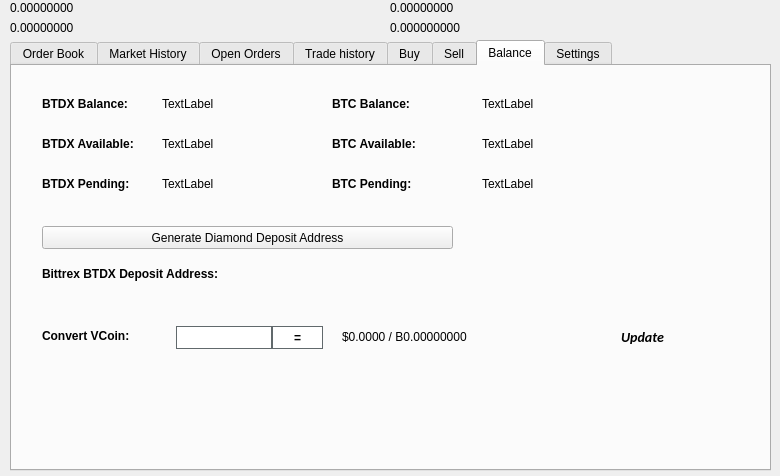
First picture: the form in src/qt/forms/tradingdialog.ui, repository LIMXTEC/Bitcloud, before the edit.
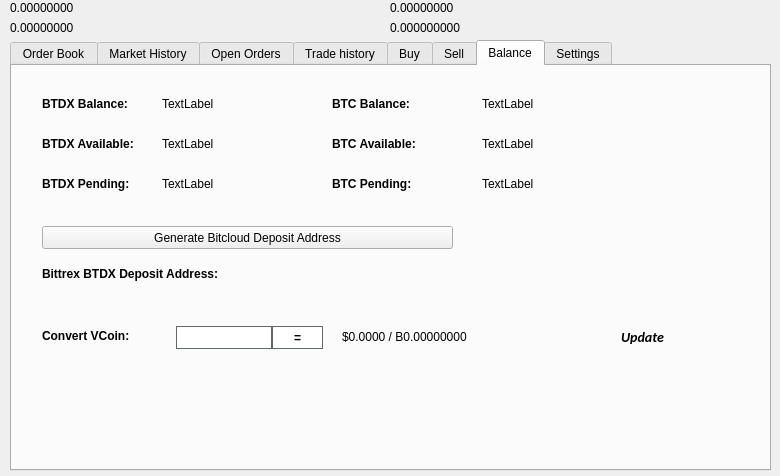
Second picture: the form after the edit. The open tabs and pages were chosen to show the change. Icons and pictures are not drawn.

Commit message: Change Strings to Bitcloud

The edit to the form file:
```diff
--- a/src/qt/forms/tradingdialog.ui
+++ b/src/qt/forms/tradingdialog.ui
@@ -2941,7 +2941,7 @@
       </rect>
      </property>
      <property name="text">
-      <string>Generate Diamond Deposit Address</string>
+      <string>Generate Bitcloud Deposit Address</string>
      </property>
      <property name="icon">
       <iconset resource="../bitcloud.qrc">
```
Left out of the diff: 2 changed lines with no effect on the pictures. The commit also changes 65 other files.
